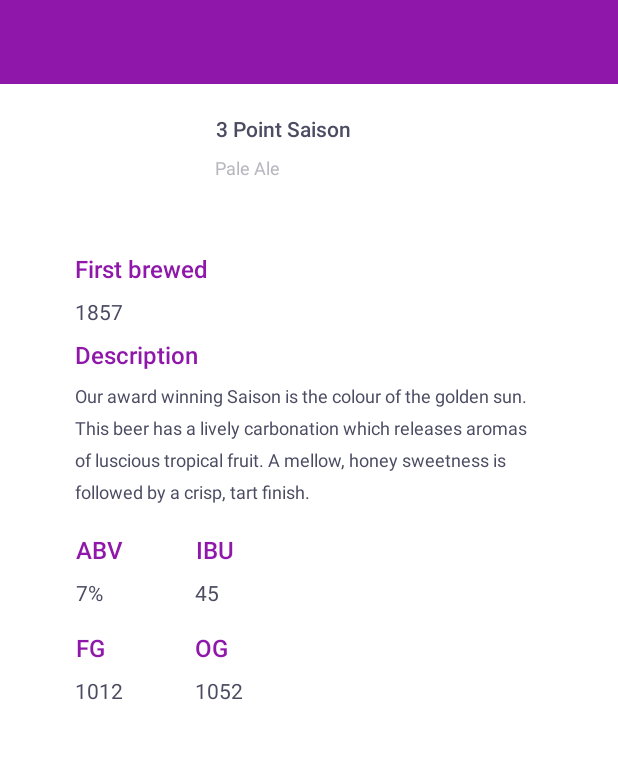
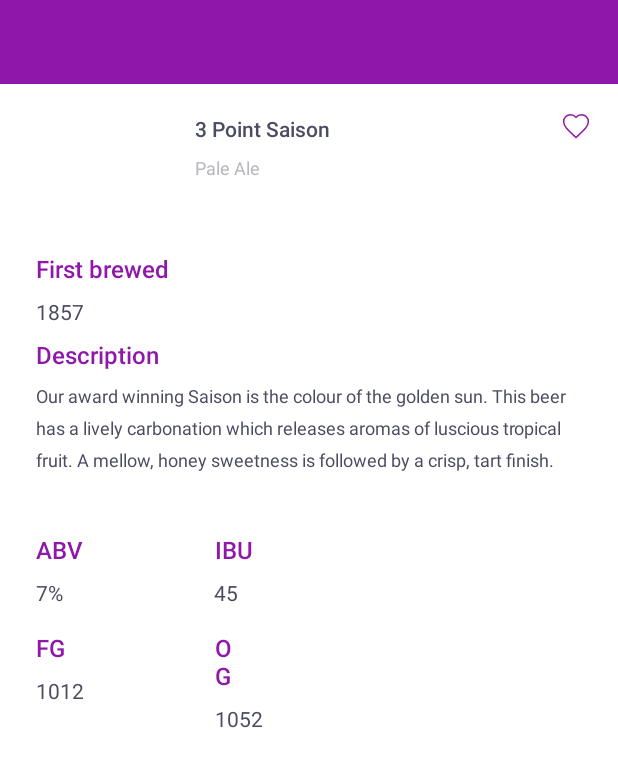
Before and after one commit to Goulartvic/BeerPunk, an Android app: the layout beer_details.xml on its own in the app's theme, with its tools: preview values and no code run, on a phone screen of 412 x 824 dp. Shown: the top 767 px of the screen. Run offline under Robolectric (Android 15) with nearby library versions, the phone set to English and light mode, and no system bars.

```diff
--- a/app/src/main/AndroidManifest.xml
+++ b/app/src/main/AndroidManifest.xml
@@ -14,6 +14,7 @@
                 <action android:name="android.intent.action.MAIN" />
 
                 <category android:name="android.intent.category.LAUNCHER" />
+                <category android:name="android.intent.category.HOME" />
             </intent-filter>
         </activity>
         <activity android:name=".details.BeerDetailActivity"
--- a/app/src/main/res/layout/beer_details.xml
+++ b/app/src/main/res/layout/beer_details.xml
@@ -34,29 +34,43 @@
             app:layout_constraintStart_toStartOf="parent"
             app:layout_constraintTop_toTopOf="parent" />
 
+        <Button
+            android:id="@+id/favorites_button"
+            android:layout_width="24dp"
+            android:layout_height="24dp"
+            android:layout_marginStart="124dp"
+            android:layout_marginTop="16dp"
+            android:layout_marginEnd="16dp"
+            android:background="@drawable/ic_heart_outlined"
+            android:contentDescription="favorite button"
+            android:src="@drawable/ic_heart_outlined"
+            app:layout_constraintEnd_toEndOf="parent"
+            app:layout_constraintStart_toEndOf="@+id/beer_title_text"
+            app:layout_constraintTop_toTopOf="parent" />
+
         <TextView
             android:id="@+id/beer_title_text"
-            android:layout_width="wrap_content"
+            android:layout_width="0dp"
             android:layout_height="wrap_content"
-            android:layout_marginEnd="164dp"
             android:layout_marginStart="16dp"
             android:layout_marginTop="20dp"
+            android:layout_marginEnd="164dp"
             android:fontFamily="sans-serif-medium"
+            android:text="3 Point Saison"
             android:textColor="#4b4b62"
             android:textSize="14sp"
             android:textStyle="normal"
             app:layout_constraintEnd_toEndOf="parent"
             app:layout_constraintStart_toEndOf="@+id/beer_image_details"
-            app:layout_constraintTop_toTopOf="parent"
-            android:text="3 Point Saison" />
+            app:layout_constraintTop_toTopOf="parent" />
 
         <TextView
             android:id="@+id/beer_tagline"
-            android:layout_width="wrap_content"
+            android:layout_width="0dp"
             android:layout_height="wrap_content"
             android:layout_marginStart="16dp"
             android:layout_marginTop="8dp"
-            android:layout_marginEnd="212dp"
+            android:layout_marginEnd="100dp"
             android:fontFamily="sans-serif"
             android:text="Pale Ale"
             android:textColor="#b7b7c0"
@@ -68,27 +82,27 @@
 
         <TextView
             android:id="@+id/first_brewed"
-            android:layout_width="wrap_content"
+            android:layout_width="0dp"
             android:layout_height="wrap_content"
-            android:layout_marginEnd="247dp"
             android:layout_marginStart="24dp"
             android:layout_marginTop="32dp"
+            android:layout_marginEnd="247dp"
             android:fontFamily="sans-serif-medium"
+            android:text="First brewed"
             android:textColor="#8f18aa"
             android:textSize="16sp"
             android:textStyle="normal"
             app:layout_constraintEnd_toEndOf="parent"
             app:layout_constraintStart_toStartOf="parent"
-            app:layout_constraintTop_toBottomOf="@+id/beer_image_details"
-            android:text="First brewed" />
+            app:layout_constraintTop_toBottomOf="@+id/beer_image_details" />
 
         <TextView
             android:id="@+id/first_brewed_text"
-            android:layout_width="wrap_content"
+            android:layout_width="0dp"
             android:layout_height="wrap_content"
-            android:layout_marginEnd="304dp"
             android:layout_marginStart="24dp"
             android:layout_marginTop="8dp"
+            android:layout_marginEnd="280dp"
             android:fontFamily="sans-serif"
             android:lineSpacingExtra="6sp"
             android:text="1857"
@@ -101,168 +115,168 @@
 
         <TextView
             android:id="@+id/beer_description"
-            android:layout_width="wrap_content"
+            android:layout_width="0dp"
             android:layout_height="wrap_content"
-            android:layout_marginEnd="254dp"
             android:layout_marginStart="24dp"
             android:layout_marginTop="8dp"
+            android:layout_marginEnd="254dp"
             android:fontFamily="sans-serif-medium"
+            android:text="Description"
             android:textColor="#8f18aa"
             android:textSize="16sp"
             android:textStyle="normal"
             app:layout_constraintEnd_toEndOf="parent"
             app:layout_constraintStart_toStartOf="parent"
-            app:layout_constraintTop_toBottomOf="@+id/first_brewed_text"
-            android:text="Description" />
+            app:layout_constraintTop_toBottomOf="@+id/first_brewed_text" />
 
         <TextView
             android:id="@+id/beer_description_text"
-            android:layout_width="312dp"
+            android:layout_width="0dp"
             android:layout_height="84dp"
-            android:layout_marginEnd="24dp"
             android:layout_marginStart="24dp"
             android:layout_marginTop="8dp"
+            android:layout_marginEnd="24dp"
             android:fontFamily="sans-serif"
             android:lineSpacingExtra="7sp"
+            android:text="Our award winning Saison is the colour of the golden sun. This beer has a lively carbonation which releases aromas of luscious tropical fruit. A mellow, honey sweetness is followed by a crisp, tart finish."
             android:textColor="#4b4b62"
             android:textSize="12sp"
             android:textStyle="normal"
             app:layout_constraintEnd_toEndOf="parent"
             app:layout_constraintStart_toStartOf="parent"
-            app:layout_constraintTop_toBottomOf="@+id/beer_description"
-            android:text="Our award winning Saison is the colour of the golden sun. This beer has a lively carbonation which releases aromas of luscious tropical fruit. A mellow, honey sweetness is followed by a crisp, tart finish." />
+            app:layout_constraintTop_toBottomOf="@+id/beer_description" />
 
         <TextView
             android:id="@+id/beer_abv"
-            android:layout_width="wrap_content"
+            android:layout_width="0dp"
             android:layout_height="wrap_content"
-            android:layout_marginEnd="304dp"
             android:layout_marginStart="24dp"
             android:layout_marginTop="16dp"
+            android:layout_marginEnd="304dp"
             android:fontFamily="sans-serif-medium"
+            android:text="ABV"
             android:textColor="#8f18aa"
             android:textSize="16sp"
             android:textStyle="normal"
             app:layout_constraintEnd_toEndOf="parent"
             app:layout_constraintStart_toStartOf="parent"
-            app:layout_constraintTop_toBottomOf="@+id/beer_description_text"
-            android:text="ABV" />
+            app:layout_constraintTop_toBottomOf="@+id/beer_description_text" />
 
         <TextView
             android:id="@+id/beer_ibu_detail"
-            android:layout_width="wrap_content"
+            android:layout_width="0dp"
             android:layout_height="wrap_content"
-            android:layout_marginEnd="243dp"
             android:layout_marginStart="35dp"
             android:layout_marginTop="16dp"
+            android:layout_marginEnd="243dp"
             android:fontFamily="sans-serif-medium"
+            android:text="IBU"
             android:textColor="#8f18aa"
             android:textSize="16sp"
             android:textStyle="normal"
             app:layout_constraintEnd_toEndOf="parent"
             app:layout_constraintStart_toEndOf="@+id/beer_abv"
-            app:layout_constraintTop_toBottomOf="@+id/beer_description_text"
-            android:text="IBU" />
+            app:layout_constraintTop_toBottomOf="@+id/beer_description_text" />
 
         <TextView
             android:id="@+id/beer_abv_text"
-            android:layout_width="wrap_content"
+            android:layout_width="0dp"
             android:layout_height="wrap_content"
-            android:layout_marginEnd="317dp"
             android:layout_marginStart="24dp"
             android:layout_marginTop="8dp"
+            android:layout_marginEnd="301dp"
             android:fontFamily="sans-serif"
             android:lineSpacingExtra="6sp"
+            android:text="7%"
             android:textColor="#4b4b62"
             android:textSize="14sp"
             android:textStyle="normal"
             app:layout_constraintEnd_toEndOf="parent"
             app:layout_constraintStart_toStartOf="parent"
-            app:layout_constraintTop_toBottomOf="@+id/beer_abv"
-            android:text="7%" />
+            app:layout_constraintTop_toBottomOf="@+id/beer_abv" />
 
         <TextView
             android:id="@+id/beer_ibu_detail_text"
-            android:layout_width="wrap_content"
+            android:layout_width="0dp"
             android:layout_height="wrap_content"
-            android:layout_marginEnd="253dp"
-            android:layout_marginStart="48dp"
+            android:layout_marginStart="32dp"
             android:layout_marginTop="8dp"
+            android:layout_marginEnd="237dp"
             android:fontFamily="sans-serif"
             android:lineSpacingExtra="6sp"
+            android:text="45"
             android:textColor="#4b4b62"
             android:textSize="14sp"
             android:textStyle="normal"
             app:layout_constraintEnd_toEndOf="parent"
             app:layout_constraintStart_toEndOf="@+id/beer_abv_text"
-            app:layout_constraintTop_toBottomOf="@+id/beer_ibu_detail"
-            android:text="45" />
+            app:layout_constraintTop_toBottomOf="@+id/beer_ibu_detail" />
 
         <TextView
             android:id="@+id/beer_fg"
-            android:layout_width="wrap_content"
+            android:layout_width="0dp"
             android:layout_height="wrap_content"
-            android:layout_marginEnd="316dp"
             android:layout_marginStart="24dp"
             android:layout_marginTop="16dp"
+            android:layout_marginEnd="316dp"
             android:fontFamily="sans-serif-medium"
+            android:text="FG"
             android:textColor="#8f18aa"
             android:textSize="16sp"
             android:textStyle="normal"
             app:layout_constraintEnd_toEndOf="parent"
             app:layout_constraintStart_toStartOf="parent"
-            app:layout_constraintTop_toBottomOf="@+id/beer_abv_text"
-            android:text="FG" />
+            app:layout_constraintTop_toBottomOf="@+id/beer_abv_text" />
 
         <TextView
             android:id="@+id/beer_fg_text"
-            android:layout_width="wrap_content"
+            android:layout_width="0dp"
             android:layout_height="wrap_content"
-            android:layout_marginEnd="304dp"
             android:layout_marginStart="24dp"
             android:layout_marginTop="8dp"
+            android:layout_marginEnd="288dp"
             android:fontFamily="sans-serif"
             android:lineSpacingExtra="6sp"
+            android:text="1012"
             android:textColor="#4b4b62"
             android:textSize="14sp"
             android:textStyle="normal"
             app:layout_constraintEnd_toEndOf="parent"
             app:layout_constraintStart_toStartOf="parent"
-            app:layout_constraintTop_toBottomOf="@+id/beer_fg"
-            android:text="1012" />
+            app:layout_constraintTop_toBottomOf="@+id/beer_fg" />
 
         <TextView
             android:id="@+id/beer_og"
-            android:layout_width="wrap_content"
+            android:layout_width="0dp"
             android:layout_height="wrap_content"
-            android:layout_marginEnd="247dp"
             android:layout_marginStart="47dp"
             android:layout_marginTop="16dp"
+            android:layout_marginEnd="247dp"
             android:fontFamily="sans-serif-medium"
+            android:text="OG"
             android:textColor="#8f18aa"
             android:textSize="16sp"
             android:textStyle="normal"
             app:layout_constraintEnd_toEndOf="parent"
             app:layout_constraintStart_toEndOf="@+id/beer_fg"
-            app:layout_constraintTop_toBottomOf="@+id/beer_ibu_detail_text"
-            android:text="OG" />
+            app:layout_constraintTop_toBottomOf="@+id/beer_ibu_detail_text" />
 
         <TextView
             android:id="@+id/beer_og_text"
-            android:layout_width="wrap_content"
+            android:layout_width="0dp"
             android:layout_height="wrap_content"
-            android:layout_marginEnd="237dp"
-            android:layout_marginStart="35dp"
+            android:layout_marginStart="19dp"
             android:layout_marginTop="8dp"
+            android:layout_marginEnd="221dp"
             android:fontFamily="sans-serif"
             android:lineSpacingExtra="6sp"
+            android:text="1052"
             android:textColor="#4b4b62"
             android:textSize="14sp"
             android:textStyle="normal"
             app:layout_constraintEnd_toEndOf="parent"
             app:layout_constraintStart_toEndOf="@+id/beer_fg_text"
-            app:layout_constraintTop_toBottomOf="@+id/beer_og"
-            android:text="1052" />
+            app:layout_constraintTop_toBottomOf="@+id/beer_og" />
 
 </android.support.constraint.ConstraintLayout>
 
```
Also changed, not shown: app/src/main/java/co/kid/beerpunk/details/BeerDetailActivity.java (+60 -6 lines), app/src/main/java/co/kid/beerpunk/listener/BeerListener.java (added, +8 -0 lines), app/src/main/java/co/kid/beerpunk/repository/BeerRepository.java (+18 -2 lines), app/src/main/res/drawable/ic_heart_filled.xml (added, +10 -0 lines).
